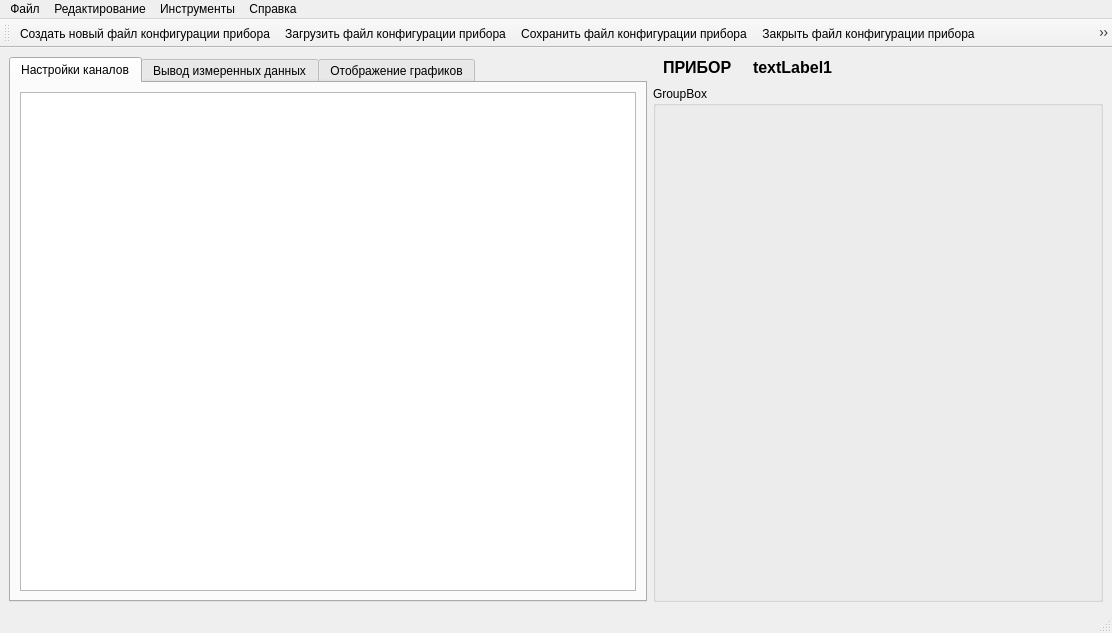
Old version of the form untitled/mainwindow.ui in the repository Ivanos121/konfiguretor_interface.
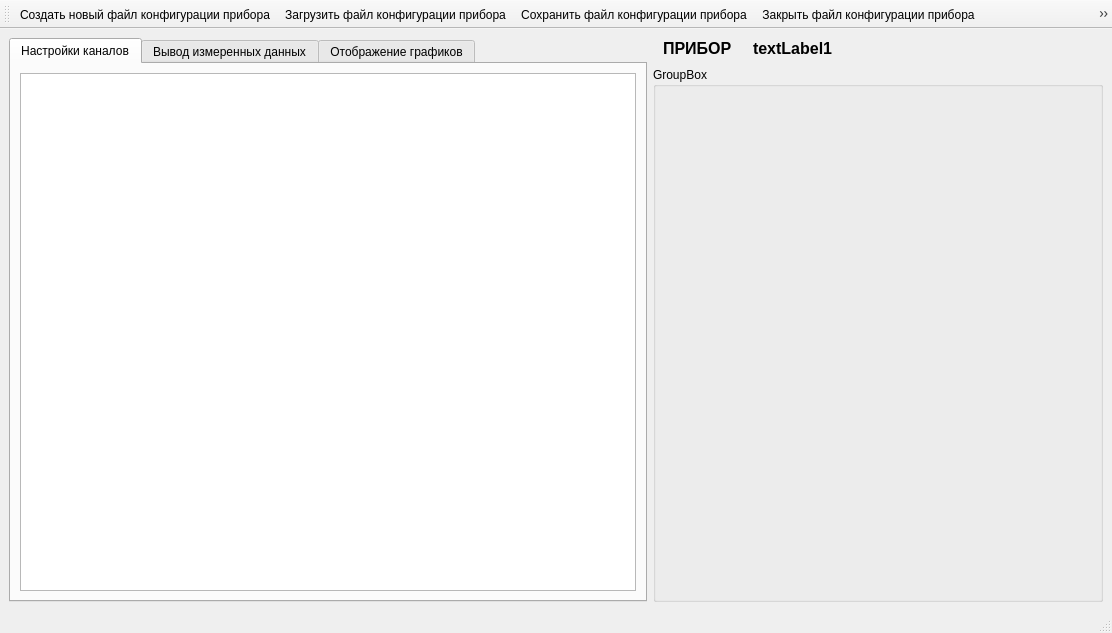
New version of the form. Icons and pictures are not drawn.

```diff
--- a/untitled/mainwindow.ui
+++ b/untitled/mainwindow.ui
@@ -132,46 +132,6 @@
      <height>29</height>
     </rect>
    </property>
-   <widget class="QMenu" name="menu">
-    <property name="title">
-     <string>Файл</string>
-    </property>
-    <addaction name="action"/>
-    <addaction name="action_5"/>
-    <addaction name="separator"/>
-    <addaction name="action_6"/>
-    <addaction name="action_9"/>
-    <addaction name="separator"/>
-    <addaction name="separator"/>
-    <addaction name="action_8"/>
-    <addaction name="action_10"/>
-    <addaction name="separator"/>
-    <addaction name="action_11"/>
-   </widget>
-   <widget class="QMenu" name="menu_2">
-    <property name="title">
-     <string>Редактирование</string>
-    </property>
-    <addaction name="action_13"/>
-    <addaction name="action_7"/>
-   </widget>
-   <widget class="QMenu" name="menu_3">
-    <property name="title">
-     <string>Инструменты</string>
-    </property>
-    <addaction name="action_4"/>
-   </widget>
-   <widget class="QMenu" name="menu_4">
-    <property name="title">
-     <string>Справка</string>
-    </property>
-    <addaction name="action_2"/>
-    <addaction name="action_3"/>
-   </widget>
-   <addaction name="menu"/>
-   <addaction name="menu_2"/>
-   <addaction name="menu_3"/>
-   <addaction name="menu_4"/>
   </widget>
   <widget class="QStatusBar" name="statusbar"/>
   <widget class="QToolBar" name="toolBar">
```
